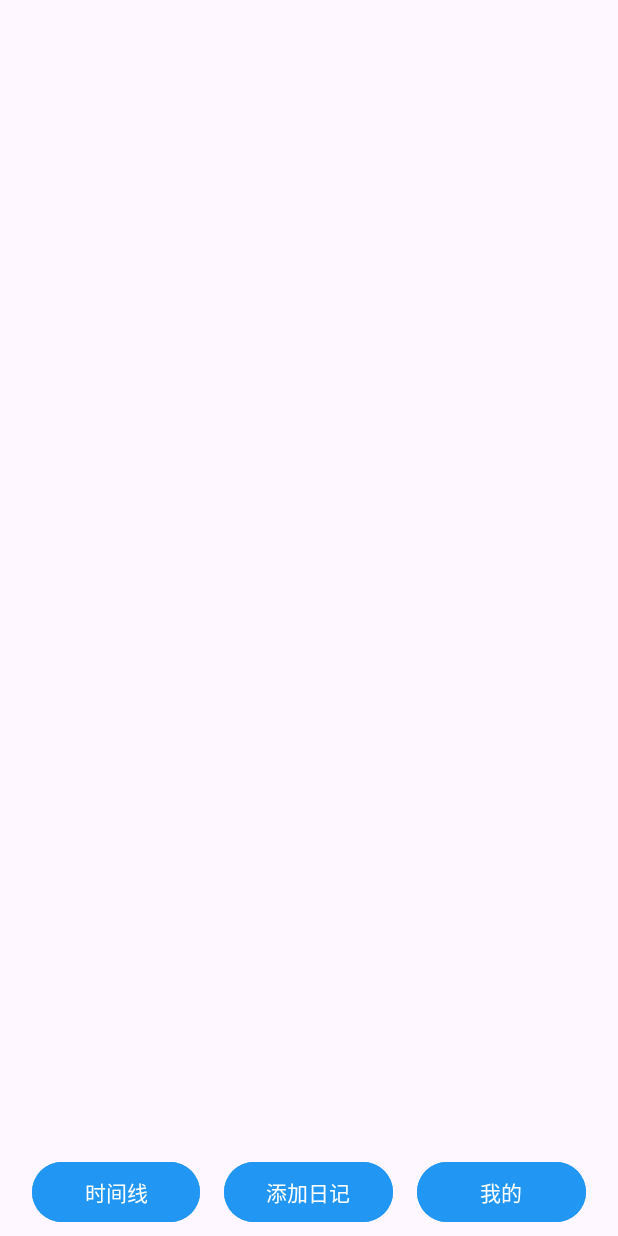
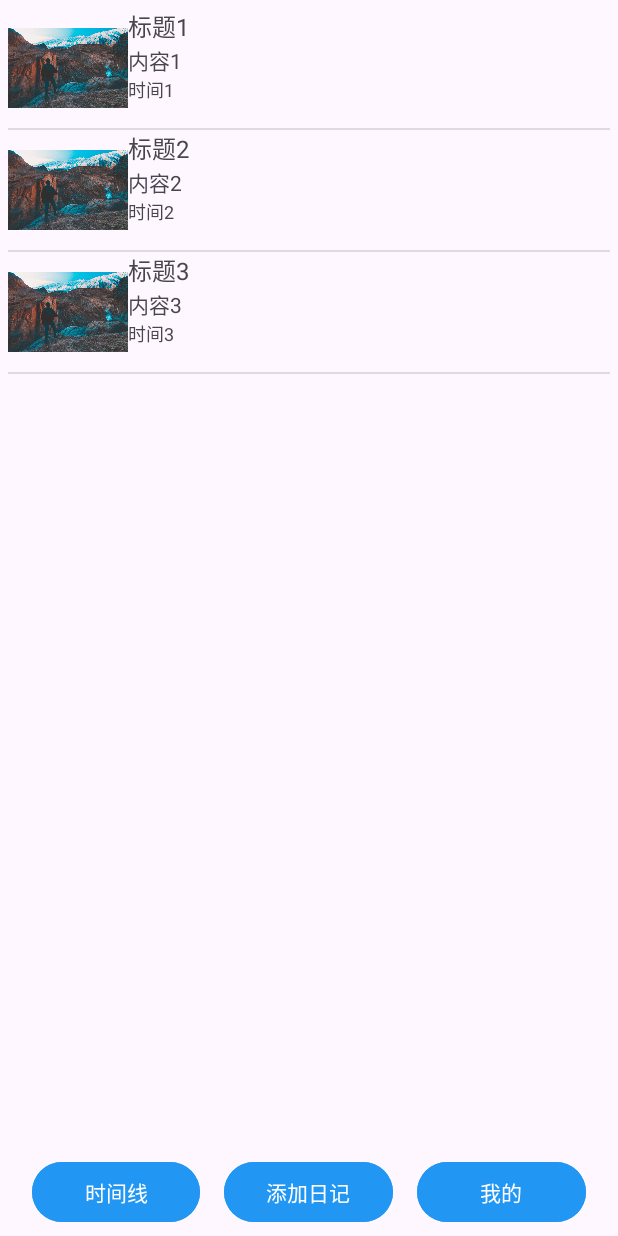
Before and after one commit to Guan612/myphoto, an Android app: the screen it shows after launch (MainActivity), on a phone screen of 412 x 824 dp. Run offline under Robolectric (Android 15) with nearby library versions, the phone set to English and light mode, and no system bars.

Commit message:
修改渲染方式
修改了渲染方式

```diff
--- a/app/src/main/java/com/example/myphoto/MainActivity.java
+++ b/app/src/main/java/com/example/myphoto/MainActivity.java
@@ -21,27 +21,39 @@ public class MainActivity extends AppCompatActivity {
         super.onCreate(savedInstanceState);
         setContentView(R.layout.activity_main);
 
-        //测试登录按钮，后面修改
-        Button testbtn = (Button)findViewById(R.id.testbtn);
+        //跳转按钮定义
+        Button Mebtn = (Button)findViewById(R.id.Mebtn);
+        Button EditDiary = (Button)findViewById(R.id.EditDiary);
 
         //初始化ListView
         ListView diaryList = findViewById(R.id.diaryList);
-        ArrayList<String> dataList = new ArrayList<>();
-        dataList.add("Item 1");
-        dataList.add("Item 2");
-        dataList.add("Item 3");
+        ArrayList<Diary> diaryListdata = new ArrayList<>();
 
-        ArrayAdapter<String> adapter = new ArrayAdapter<>(this, android.R.layout.simple_list_item_1, dataList);
+        //添加数据
+        diaryListdata.add(new Diary(R.drawable.default_cover, "标题1", "内容1", "时间1"));
+        diaryListdata.add(new Diary(R.drawable.default_cover, "标题2", "内容2", "时间2"));
+        diaryListdata.add(new Diary(R.drawable.default_cover, "标题3", "内容3", "时间3"));
 
+        DiaryAdapter adapter = new DiaryAdapter(this, diaryListdata);
+        diaryList.setAdapter(adapter);
 
-        //测试跳转按钮
-        testbtn.setOnClickListener(new View.OnClickListener() {
+        //跳转按钮
+        //跳转我的
+        Mebtn.setOnClickListener(new View.OnClickListener() {
             @Override
             public void onClick(View view) {
-                Intent testintent = new Intent(MainActivity.this, DenLuPage.class);
-                startActivity(testintent);
+                Intent meintent = new Intent(MainActivity.this, MePage.class);
+                startActivity(meintent);
             }
         });
 
+        //跳转编辑页
+        EditDiary.setOnClickListener(new View.OnClickListener(){
+            @Override
+            public void onClick(View view) {
+                Intent Etintent = new Intent(MainActivity.this, EditDiaryPage.class);
+                startActivity(Etintent);
+            }
+        });
     }
 }
--- a/app/src/main/res/layout/activity_main.xml
+++ b/app/src/main/res/layout/activity_main.xml
@@ -27,7 +27,7 @@
         android:gravity="center">
 
         <Button
-            android:id="@+id/button1"
+            android:id="@+id/timeLine"
             android:layout_width="0dp"
             android:layout_height="wrap_content"
             android:layout_marginStart="16dp"
@@ -37,7 +37,7 @@
             android:text="时间线" />
 
         <Button
-            android:id="@+id/button2"
+            android:id="@+id/EditDiary"
             android:layout_width="0dp"
             android:layout_height="wrap_content"
             android:layout_marginStart="8dp"
@@ -47,7 +47,7 @@
             android:text="添加日记" />
 
         <Button
-            android:id="@+id/testbtn"
+            android:id="@+id/Mebtn"
             android:layout_width="0dp"
             android:layout_height="wrap_content"
             android:layout_marginStart="8dp"
```
